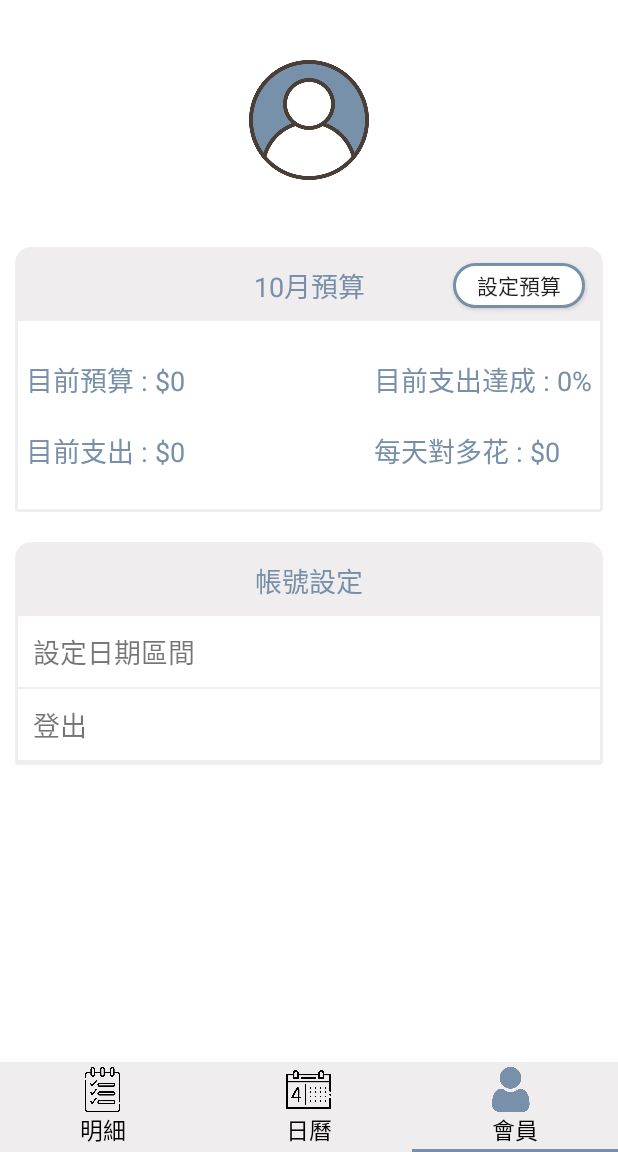
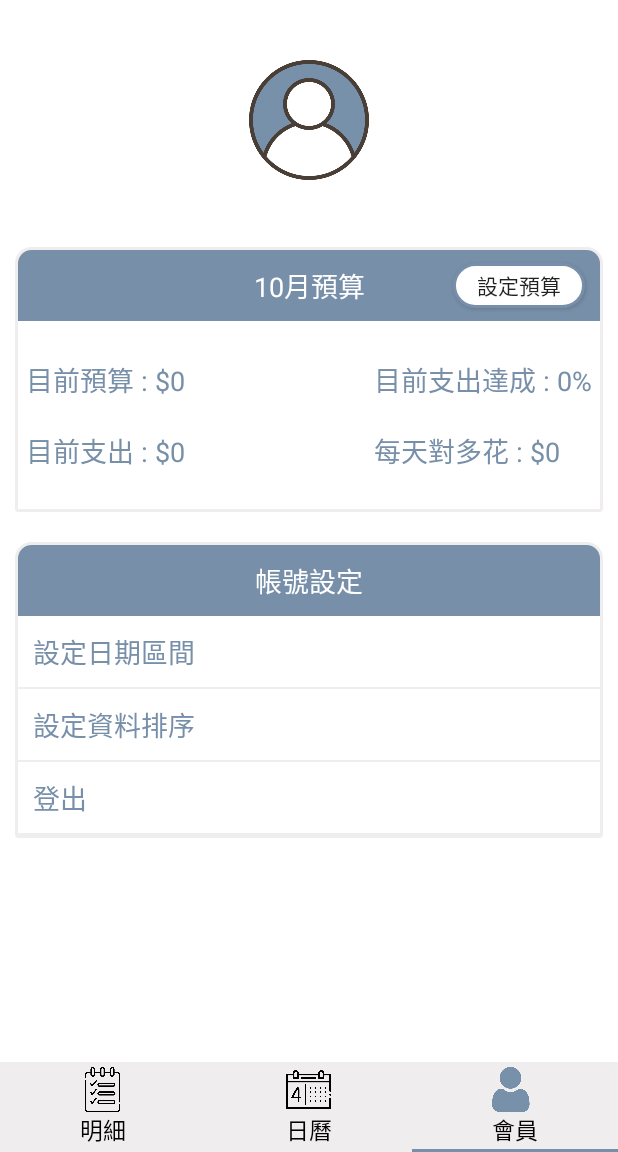
Before and after one commit to MichaelLin-TPE/MoneyReminder, an Android app: the screen it shows after launch once a user with an empty profile is signed in (MoneyActivity), item 3 of the bottom bar chosen, on a phone screen of 412 x 824 dp, the part 84-1236 px from its top. Run offline under Robolectric (Android 15) with nearby library versions, the phone set to English and light mode, and no system bars; our stand-ins replace Firebase (no records; nobody signed in at launch, a user with empty details on screens opened directly).

Commit message:
Android Commit : 修正部分BUG

```diff
--- a/app/src/main/java/com/money/moneyreminder/list_fragment/sort_fragment/DetailListFragmentPresenterImpl.java
+++ b/app/src/main/java/com/money/moneyreminder/list_fragment/sort_fragment/DetailListFragmentPresenterImpl.java
@@ -1,9 +1,11 @@
 package com.money.moneyreminder.list_fragment.sort_fragment;
 
+import com.money.moneyreminder.list_fragment.SortComparatorClass;
 import com.money.moneyreminder.sort.MoneyData;
 import com.money.moneyreminder.sort.MoneyObject;
 
 import java.util.ArrayList;
+import java.util.Collections;
 import java.util.Iterator;
 
 public class DetailListFragmentPresenterImpl implements DetailListFragmentPresenter {
@@ -60,6 +62,9 @@
             mView.showNoData(true);
             return;
         }
+        //日期排序
+        Collections.sort(moneyDataArrayList,new SortComparatorClass());
+
         mView.showNoData(false);
 
         mView.setRecyclerView(moneyDataArrayList,isIncome,isEditMode);
--- a/app/src/main/java/com/money/moneyreminder/sort/SortAdapter.java
+++ b/app/src/main/java/com/money/moneyreminder/sort/SortAdapter.java
@@ -6,9 +6,11 @@
 import android.widget.TextView;
 
 import androidx.annotation.NonNull;
+import androidx.core.content.ContextCompat;
 import androidx.recyclerview.widget.RecyclerView;
 
 import com.money.moneyreminder.R;
+import com.money.moneyreminder.tool.MoneyReminderApplication;
 
 import java.util.ArrayList;
 
@@ -38,6 +40,7 @@
     public void onBindViewHolder(@NonNull ViewHolder holder, int position) {
         final String describe = describeArray.get(position);
         holder.tvItem.setText(describe);
+        holder.tvItem.setTextColor(ContextCompat.getColor(MoneyReminderApplication.getInstance().getApplicationContext(),R.color.default_text_view_color));
         holder.tvItem.setOnClickListener(new View.OnClickListener() {
             @Override
             public void onClick(View v) {
--- a/app/src/main/java/com/money/moneyreminder/sort_list/presenter/SecondSortViewHolder.java
+++ b/app/src/main/java/com/money/moneyreminder/sort_list/presenter/SecondSortViewHolder.java
@@ -1,5 +1,6 @@
 package com.money.moneyreminder.sort_list.presenter;
 
+import android.util.Log;
 import android.view.View;
 import android.widget.ImageView;
 import android.widget.TextView;
@@ -51,6 +52,7 @@
         adapter.setOnDescriptionItemClickListener(new SecondSortContentAdapter.OnDescriptionItemClickListener() {
             @Override
             public void onClick(String content) {
+                Log.i("Michael","次分類點擊");
                 adapter.notifyDataSetChanged();
                 listener.onClick(content);
             }
--- a/app/src/main/java/com/money/moneyreminder/tool/DataProvider.java
+++ b/app/src/main/java/com/money/moneyreminder/tool/DataProvider.java
@@ -9,6 +9,7 @@
 import com.money.moneyreminder.R;
 import com.money.moneyreminder.calendar_fragment.CalendarFragment;
 import com.money.moneyreminder.list_fragment.ListFragment;
+import com.money.moneyreminder.sort.MoneyObject;
 import com.money.moneyreminder.user_fragment.UserFragment;
 
 import java.text.SimpleDateFormat;
@@ -202,6 +203,7 @@
     public ArrayList<String> getAccountItemArray(){
         ArrayList<String> accountItemArray = new ArrayList<>();
         accountItemArray.add(MoneyReminderApplication.getInstance().getApplicationContext().getString(R.string.set_time_range));
+        accountItemArray.add(MoneyReminderApplication.getInstance().getApplicationContext().getString(R.string.sort_type));
         accountItemArray.add(MoneyReminderApplication.getInstance().getApplicationContext().getString(R.string.signout));
         return accountItemArray;
     }
--- a/app/src/main/java/com/money/moneyreminder/tool/SecondSortAdapter.java
+++ b/app/src/main/java/com/money/moneyreminder/tool/SecondSortAdapter.java
@@ -6,6 +6,7 @@
 import android.widget.TextView;
 
 import androidx.annotation.NonNull;
+import androidx.constraintlayout.widget.ConstraintLayout;
 import androidx.recyclerview.widget.RecyclerView;
 
 import com.money.moneyreminder.R;
@@ -43,7 +44,7 @@
     public void onBindViewHolder(@NonNull final ViewHolder holder, int position) {
         final String content = secondSortContentArray.get(position);
         holder.tvItem.setText(content);
-        holder.tvItem.setOnClickListener(new View.OnClickListener() {
+        holder.itemArea.setOnClickListener(new View.OnClickListener() {
             @Override
             public void onClick(View v) {
                 listener.onClick(content);
@@ -60,9 +61,12 @@
 
         private TextView tvItem;
 
+        private ConstraintLayout itemArea;
+
         public ViewHolder(@NonNull View itemView) {
             super(itemView);
             tvItem = itemView.findViewById(R.id.sort_description_item);
+            itemArea = itemView.findViewById(R.id.sort_description_item_area);
         }
     }
 
--- a/app/src/main/res/drawable/detail_item_background.xml
+++ b/app/src/main/res/drawable/detail_item_background.xml
@@ -3,7 +3,7 @@
     android:shape="rectangle">
 
     <!--填充的顏色-->
-    <solid android:color="@color/grey"/>
+    <solid android:color="@color/app_main_color"/>
 
     <!--設置按鈕的四個角弧形-->
     <corners android:topRightRadius="10dp"
--- a/app/src/main/res/layout/detail_item_layout.xml
+++ b/app/src/main/res/layout/detail_item_layout.xml
@@ -4,6 +4,7 @@
     xmlns:tools="http://schemas.android.com/tools"
     xmlns:app="http://schemas.android.com/apk/res-auto"
     android:background="@drawable/detail_item_background"
+    android:padding="1dp"
     android:layout_height="wrap_content">
 
     <TextView
@@ -12,6 +13,7 @@
         android:id="@+id/detail_item_time"
         app:layout_constraintTop_toTopOf="parent"
         app:layout_constraintLeft_toLeftOf="parent"
+        android:textColor="@color/white"
         tools:text="2020年9月15日"
         android:textSize="@dimen/normal_text_size"
         android:layout_width="wrap_content"
@@ -20,6 +22,7 @@
     <TextView
         android:id="@+id/detail_item_expenditure"
         android:layout_marginTop="10dp"
+        android:textColor="@color/white"
         app:layout_constraintTop_toTopOf="parent"
         app:layout_constraintRight_toLeftOf="@id/detail_item_income"
         android:layout_marginEnd="10dp"
@@ -30,6 +33,7 @@
     <TextView
         android:id="@+id/detail_item_income"
         android:layout_marginTop="10dp"
+        android:textColor="@color/white"
         android:layout_marginEnd="10dp"
         app:layout_constraintTop_toTopOf="parent"
         app:layout_constraintRight_toRightOf="parent"
--- a/app/src/main/res/layout/sort_description_item.xml
+++ b/app/src/main/res/layout/sort_description_item.xml
@@ -11,15 +11,17 @@
         app:layout_constraintLeft_toLeftOf="parent"
         android:id="@+id/sort_description_item"
         android:padding="10dp"
+        android:textColor="@color/app_main_color"
         tools:text="早餐"
         android:textSize="@dimen/normal_text_size"
-        android:layout_width="match_parent"
+        android:layout_width="wrap_content"
         android:layout_height="wrap_content"/>
 
     <ImageView
         android:id="@+id/sort_description_icon"
         android:src="@drawable/check_item"
         android:visibility="gone"
+        tools:visibility="visible"
         android:contentDescription="@null"
         app:layout_constraintTop_toTopOf="@id/sort_description_item"
         app:layout_constraintBottom_toBottomOf="@id/sort_description_item"
--- a/app/src/main/res/layout/user_account_setting_layout.xml
+++ b/app/src/main/res/layout/user_account_setting_layout.xml
@@ -13,7 +13,7 @@
         app:layout_constraintTop_toTopOf="parent"
         app:layout_constraintLeft_toLeftOf="parent"
         android:text="@string/account_title"
-        android:textColor="@color/app_main_color"
+        android:textColor="@color/white"
         android:gravity="center"
         app:layout_constraintRight_toRightOf="parent"
         android:textSize="@dimen/normal_text_size"
--- a/app/src/main/res/layout/user_budget_layout.xml
+++ b/app/src/main/res/layout/user_budget_layout.xml
@@ -13,7 +13,7 @@
         app:layout_constraintTop_toTopOf="parent"
         app:layout_constraintLeft_toLeftOf="parent"
         android:text="@string/budget_title"
-        android:textColor="@color/app_main_color"
+        android:textColor="@color/white"
         android:gravity="center"
         app:layout_constraintRight_toRightOf="parent"
         android:textSize="@dimen/normal_text_size"
--- a/app/src/main/res/values/colors.xml
+++ b/app/src/main/res/values/colors.xml
@@ -11,4 +11,5 @@
     <color name="red">#FF1201</color>
     <color name="bule">#3374F7</color>
     <color name="colorDekraYellow">#2196F3</color>
+    <color name="default_text_view_color">#808080</color>
 </resources>
--- a/app/src/main/res/values/strings.xml
+++ b/app/src/main/res/values/strings.xml
@@ -49,4 +49,5 @@
     <string name="enter_budget">請輸入預算</string>
     <string name="set_time_range">設定日期區間</string>
     <string name="signout">登出</string>
+    <string name="sort_type">設定資料排序</string>
 </resources>
```
Also changed, not shown: app/src/main/java/com/money/moneyreminder/list_fragment/SortComparatorClass.java (added, +21 -0 lines).
